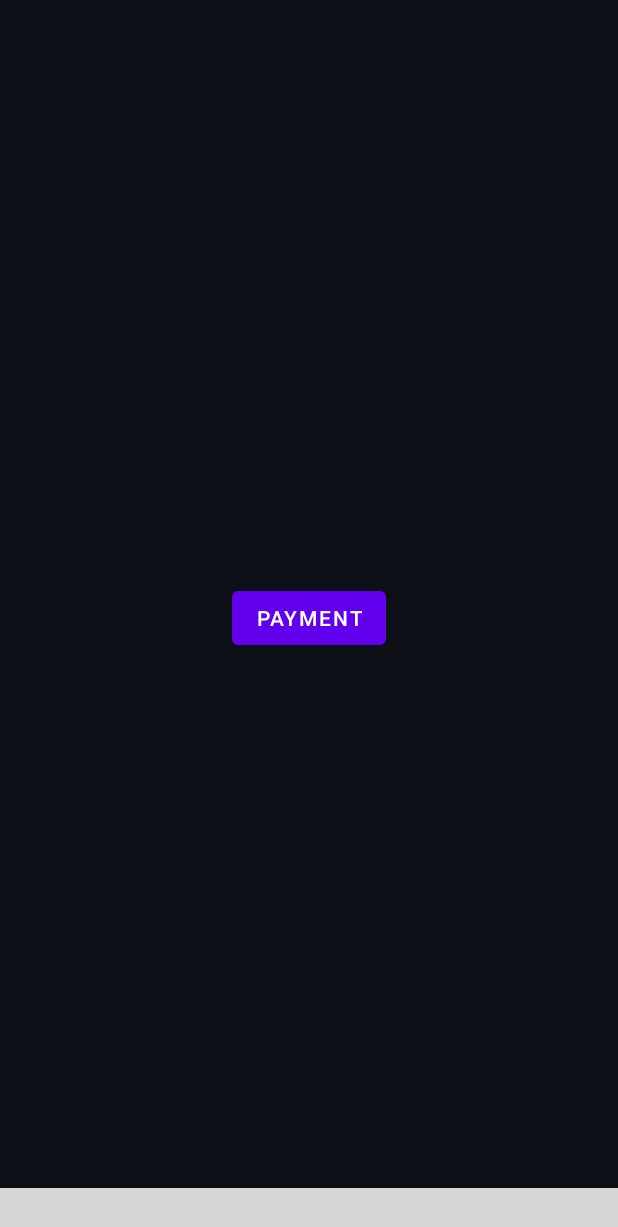
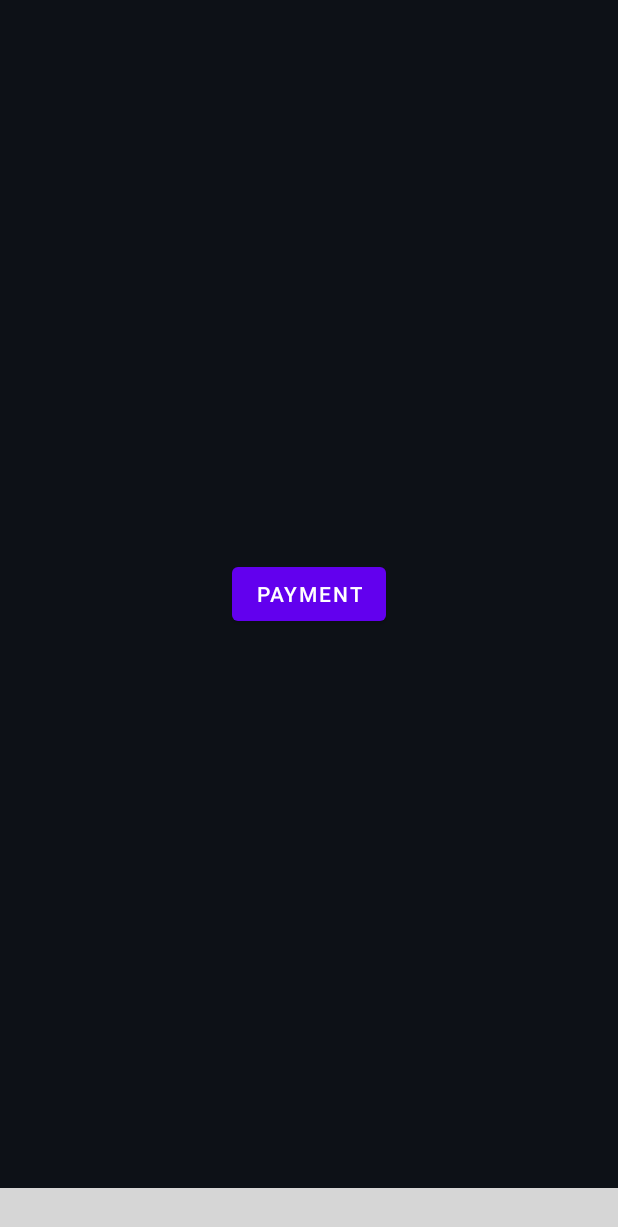
Before and after one commit to Kshitiz-Mhto/CashPI, an Android app: the screen it shows after launch (MainActivity), on a phone screen of 412 x 824 dp. Shown: the top 1227 px of the screen. Run offline under Robolectric (Android 15) with nearby library versions, the phone set to English and light mode, and no system bars; our stand-ins replace Room's generated code; libraries missing offline, so code that uses them is left out: com.etebarian.meowbottomnavigation; plain views replace MeowBottomNavigation; 7 statements that could not run were skipped; grey boxes are pictures that could not be loaded.

Commit message:
fix: fixed layout overlapping

```diff
--- a/app/src/main/res/layout/activity_main.xml
+++ b/app/src/main/res/layout/activity_main.xml
@@ -4,6 +4,7 @@
     xmlns:tools="http://schemas.android.com/tools"
     android:layout_width="match_parent"
     android:layout_height="match_parent"
+    android:background="@color/perfectbg"
     tools:context=".ui.MainActivity">
 
     <fragment
@@ -12,7 +13,7 @@
         android:layout_width="0dp"
         android:layout_height="0dp"
         app:defaultNavHost="true"
-        app:layout_constraintBottom_toBottomOf="parent"
+        app:layout_constraintBottom_toTopOf="@id/meowBottonNavigation"
         app:layout_constraintEnd_toEndOf="parent"
         app:layout_constraintStart_toStartOf="parent"
         app:layout_constraintTop_toTopOf="parent"
```
